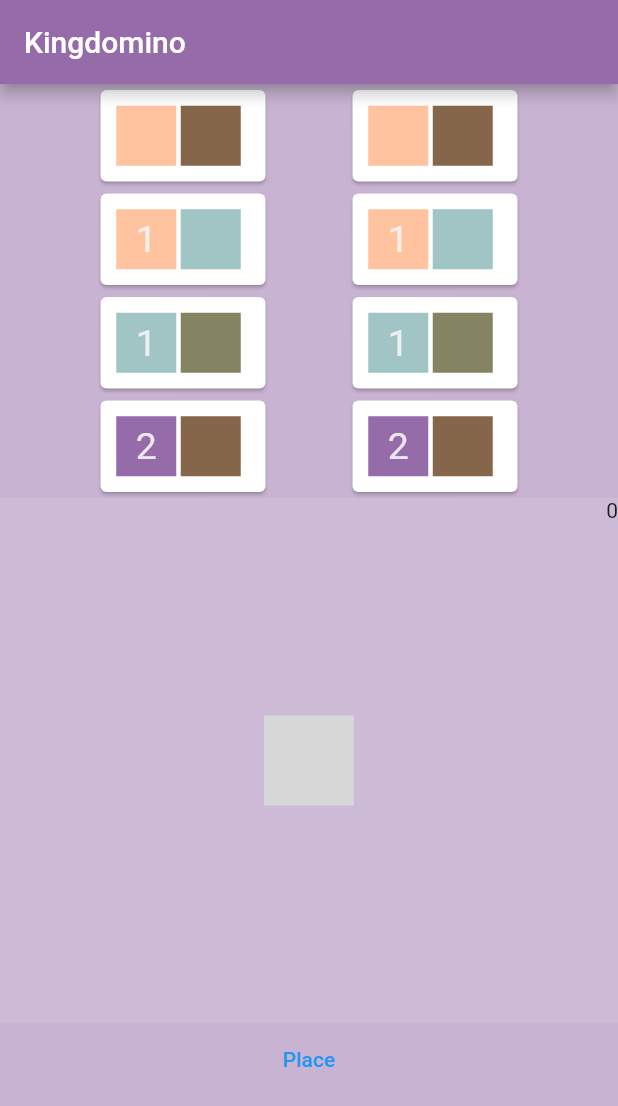
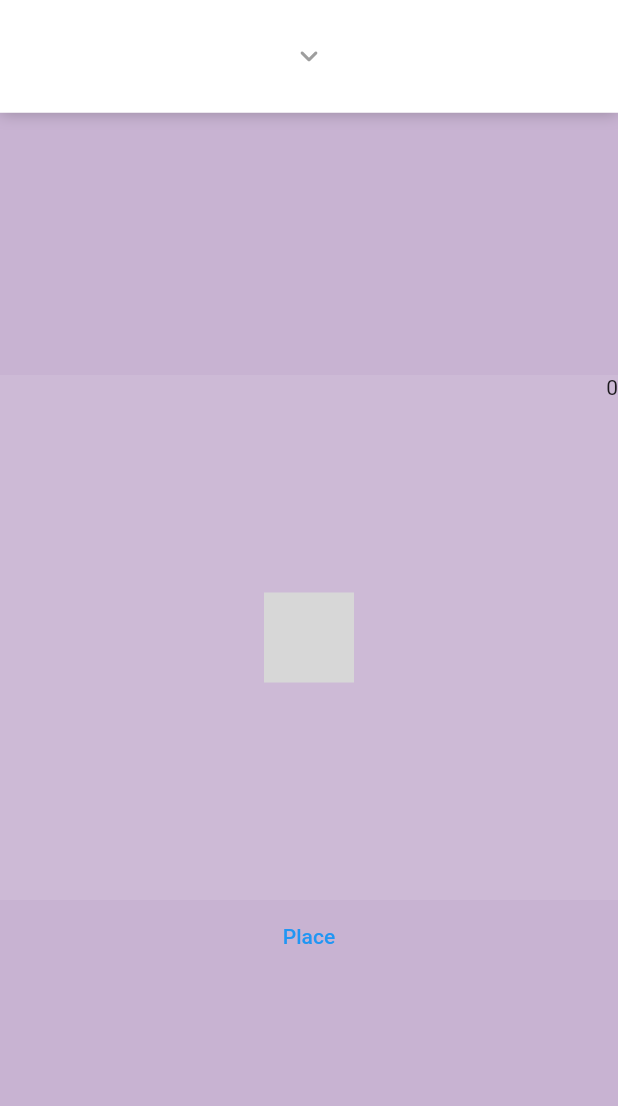
Before and after one commit to LiamWhitenack/Kingdomino, a Flutter app: the screen it shows after launch, after a tap on "Place", on a phone screen of 412 x 824 dp. Shown: the top 1106 px of the screen. Run offline on Flutter 3.47's test engine with Material 2 defaults, Android fonts, the phone set to English and light mode, and no system bars; drawn by our look-alikes of sliding_up_panel.

Commit message:
the selection menu doesn't get in the way anymore

```diff
--- a/lib/colors.dart
+++ b/lib/colors.dart
@@ -1,7 +1,7 @@
 Map<String, List> colors = {
   'white': [0, 0, 0, 0.0],
   'purple': [149, 107, 169, 1.0],
-  'yellow': [255, 195, 160, 1.0],
+  'yellow': [251, 190, 129, 1.0],
   'green': [132, 132, 99, 1.0],
   'pink': [251, 150, 138, 1.0],
   'blue': [160, 197, 196, 1.0],
--- a/lib/domino_selection_interface.dart
+++ b/lib/domino_selection_interface.dart
@@ -15,7 +15,14 @@
 
   @override
   Widget build(BuildContext context) {
-    return Row(
+    return Center(
+      child: Container(
+        height: 500,
+        color: Colors.white24,
+        child: Column(
+          children: [
+            const SizedBox(height: 50),
+            Row(
               mainAxisAlignment: MainAxisAlignment.center,
               children: [
                 DominoSelectionColumn(
@@ -23,13 +30,24 @@
                   activePlayersSelectedDomino: activePlayersSelectedDomino,
                   onDominoSelectedByActivePlayer: onDominoSelectedByActivePlayer,
                 ),
-        const SizedBox(width: 50),
                 DominoSelectionColumn(
-          dominoOptionsForSelection: dominoOptionsForSelection,
+                  dominoOptionsForSelection: [],
                   activePlayersSelectedDomino: activePlayersSelectedDomino,
                   onDominoSelectedByActivePlayer: onDominoSelectedByActivePlayer,
                 ),
               ],
+            ),
+            const SizedBox(height: 50),
+            TextButton(
+              onPressed: () {},
+              child: const Text(
+                'Select',
+                style: TextStyle(color: Colors.purple, fontSize: 20),
+              ),
+            ),
+          ],
+        ),
+      ),
     );
   }
 }
@@ -52,10 +70,10 @@
   @override
 
   // ignore: library_private_types_in_public_api
-  _DominoSelectionWidgetState createState() => _DominoSelectionWidgetState();
+  _DominoSelectionColumnState createState() => _DominoSelectionColumnState();
 }
 
-class _DominoSelectionWidgetState extends State<DominoSelectionColumn> {
+class _DominoSelectionColumnState extends State<DominoSelectionColumn> {
   int _selectedIndex = -1;
 
   void _onCardTapped(int index) {
@@ -64,6 +82,13 @@
       if (_selectedIndex >= 0) {
         widget.dominoOptionsForSelection[_selectedIndex].revertToOriginalOrientation();
       }
+
+      // if the card is taken, do nothing
+      if (widget.dominoOptionsForSelection[index].taken) {
+        return;
+      }
+
+      // select and use the tapped piece
       _selectedIndex = index;
       widget.onDominoSelectedByActivePlayer(widget.dominoOptionsForSelection[index]);
     });
@@ -71,24 +96,29 @@
 
   @override
   Widget build(BuildContext context) {
+    // if there aren't any dominoes, no need to do anything :)
+    if (widget.dominoOptionsForSelection.isEmpty) return const SizedBox();
     return Column(
       children: widget.dominoOptionsForSelection.asMap().entries.map((entry) {
         final int index = entry.key;
         final Domino dominoOption = entry.value;
-        return GestureDetector(
+        return dominoOption.placed
+            ? const SizedBox()
+            : Column(
+                children: [
+                  GestureDetector(
                     onTap: () {
                       _onCardTapped(index);
                     },
                     child: SizedBox(
-            width: 118,
-            child: Card(
-              color: _selectedIndex == index ? const Color.fromRGBO(149, 107, 169, 0.5) : Colors.white,
-              child: Padding(
-                padding: const EdgeInsets.all(10.0),
-                child: displayDomino(dominoOption),
+                      width: 124,
+                      child: dominoOption.taken ? const SizedBox(height: 60) : displayDomino(dominoOption),
                     ),
                   ),
+                  const SizedBox(
+                    height: 25,
                   ),
+                ],
               );
       }).toList(),
     );
--- a/lib/dominoes.dart
+++ b/lib/dominoes.dart
@@ -4,8 +4,15 @@
   late int value;
   bool horizontal;
   bool taken;
+  bool placed;
   bool flipped;
-  Domino({required this.crowns, required this.colors, this.horizontal = true, this.taken = true, this.flipped = true});
+  Domino(
+      {required this.crowns,
+      required this.colors,
+      this.horizontal = true,
+      this.taken = false,
+      this.placed = false,
+      this.flipped = true});
 
   void rotate() {
     if (!horizontal) {
--- a/lib/main.dart
+++ b/lib/main.dart
@@ -18,10 +18,10 @@
     return MaterialApp(
       title: 'Kingdomino',
       home: Scaffold(
-        appBar: AppBar(
-          title: const Text('Kingdomino'),
-          backgroundColor: const Color.fromRGBO(149, 107, 169, 1),
-        ),
+        // appBar: AppBar(
+        //   title: const Text('Kingdomino'),
+        //   backgroundColor: const Color.fromRGBO(149, 107, 169, 1),
+        // ),
         body: Container(color: const Color.fromRGBO(149, 107, 169, 0.5), child: const PlayerInteractionInterface()),
       ),
     );
--- a/lib/player_interaction_interface.dart
+++ b/lib/player_interaction_interface.dart
@@ -1,5 +1,6 @@
 import 'package:flutter/material.dart';
 import 'package:kingdomino/player_placement_grid.dart';
+import 'package:sliding_up_panel/sliding_up_panel.dart';
 
 import 'check_valid_position.dart';
 import 'domino_selection_interface.dart';
@@ -33,13 +34,45 @@
   Widget build(BuildContext context) {
     scoreTextWidget = Text('${kingdomOne.score(kingdomOne.kingdomCrowns, kingdomOne.kingdomColors)}');
 
-    return Column(
+    return SlidingUpPanel(
+      collapsed: Container(
+        color: Colors.white,
+        height: 75,
+        child: const Center(
+          child: Icon(
+            Icons.keyboard_arrow_down_rounded,
+            color: Colors.grey,
+          ),
+        ),
+      ),
+      slideDirection: SlideDirection.DOWN,
+      minHeight: 75,
+      maxHeight: MediaQuery.of(context).size.height,
+      // ignore: avoid_types_as_parameter_names, non_constant_identifier_names
+      panelBuilder: (ScrollController) => Stack(
+        alignment: Alignment.bottomCenter,
         children: [
           DominoSelectionInterface(
             dominoOptionsForSelection: dominoOptionsForSelection,
             activePlayersSelectedDomino: activePlayersSelectedDomino,
             onDominoSelectedByActivePlayer: onDominoSelectedByActivePlayer,
           ),
+          const SizedBox(
+            height: 75,
+            child: Icon(
+              Icons.keyboard_arrow_up_rounded,
+              color: Colors.grey,
+            ),
+          )
+        ],
+      ),
+      body: Column(
+        children: [
+          const SizedBox(height: 250),
+          SizedBox(
+            height: 400,
+            child: Column(
+              children: [
                 PlayerPlacementGrid(
                   i: i,
                   j: j,
@@ -52,11 +85,16 @@
                     i = kingdomOne.i;
                     j = kingdomOne.j;
                     // make sure that the placement of the piece is legitimate, otherwise show message explaining what went wrong
-            String errorMessage = checkValidPlacementAtPositionIJ(kingdomOne, activePlayersSelectedDomino!, i, j);
+                    String errorMessage =
+                        checkValidPlacementAtPositionIJ(kingdomOne, activePlayersSelectedDomino!, i, j);
                     if (errorMessage != '') {
                       print(errorMessage);
                       return;
                     }
+
+                    // mark the domino as taken so that it doesn't appear anymore
+                    activePlayersSelectedDomino!.placed = true;
+
                     scoreTextWidget = Text('${kingdomOne.score(kingdomOne.kingdomCrowns, kingdomOne.kingdomColors)}');
                     kingdomOne.updateBoard();
                     setState(() {});
@@ -64,6 +102,10 @@
                   child: const Text("Place"),
                 )
               ],
+            ),
+          ),
+        ],
+      ),
     );
   }
 }
--- a/lib/show_domino_functions.dart
+++ b/lib/show_domino_functions.dart
@@ -13,13 +13,6 @@
     for (int j = 0; j < m; j++) {
       String color = colors[i][j];
       String value = values[i][j] > 0 ? '${values[i][j]}' : '';
-      // Widget squareImage = Image.asset(
-      //   'images/$color.png',
-      //   fit: BoxFit.cover,
-      //   width: squareSize,
-      //   height: squareSize,
-      //   opacity: color == 'white' ? const AlwaysStoppedAnimation(0) : const AlwaysStoppedAnimation(1),
-      // );
       Widget squareImage = showDominoSection(color, squareSize);
 
       Widget overlayImage = Text(
@@ -62,11 +55,11 @@
   List<Widget> images = [];
 
   for (int i = 0; i < 2; i++) {
-    square = showDominoSection(domino.colors[i], 40);
+    square = showDominoSection(domino.colors[i], 60);
     value = Text(
       domino.crowns[i] > 0 ? '${domino.crowns[i]}' : '',
       style: const TextStyle(
-        fontSize: 25,
+        fontSize: 45,
         color: Color.fromRGBO(245, 245, 245, 0.9),
       ),
     );
--- a/pubspec.yaml
+++ b/pubspec.yaml
@@ -36,6 +36,7 @@
   # Use with the CupertinoIcons class for iOS style icons.
   cupertino_icons: ^1.0.2
   ansicolor: ^2.0.1
+  sliding_up_panel: ^2.0.0+1
 
 dev_dependencies:
   flutter_test:
```
Also changed, not shown: pubspec.lock. Lines whose indentation alone changed are shown as unchanged.
